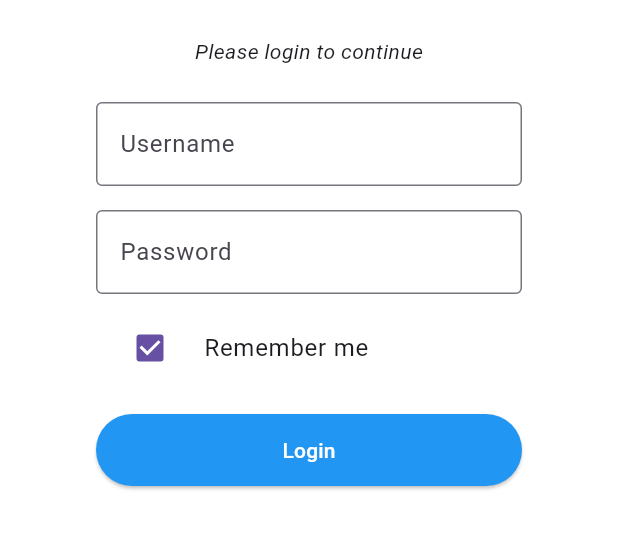
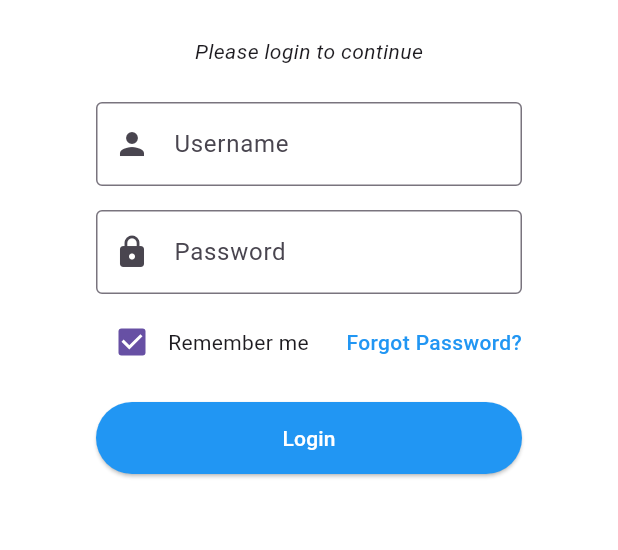
Before and after one commit to davidhepp/mobile-applications-portfolio, a Flutter app: the screen it shows after launch, on a phone screen of 412 x 824 dp, the part 408-958 px from its top. Run offline on Flutter 3.47's test engine with Material 3 defaults, Android fonts, the phone set to English and light mode, and no system bars.

Commit message:
Add forgot password link, username and password icons, and hint text

```diff
--- a/homework_1/lib/main.dart
+++ b/homework_1/lib/main.dart
@@ -41,24 +41,45 @@ class MainApp extends StatelessWidget {
                           const TextField(
                             decoration: InputDecoration(
                               labelText: 'Username',
+                              hintText: 'Enter Your Username',
+                              prefixIcon: Icon(Icons.person),
                               border: OutlineInputBorder(),
                             ),
                           ),
                           const SizedBox(height: 16),
                           const TextField(
+                            obscureText:  true,
                             decoration: InputDecoration(
                               labelText: 'Password',
+                              hintText: 'Enter Your Password',
+                              prefixIcon: Icon(Icons.lock),
                               border: OutlineInputBorder(),
                             ),
                           ),
                           const SizedBox(height: 8),
 
-                          CheckboxListTile(
-                            title: const Text('Remember me'),
-                            value: true,
-                            onChanged: (bool? value) {},
-                            controlAffinity: ListTileControlAffinity.leading,
+                          Row(children: [Checkbox
+                          (value: true,
+                          onChanged: (bool? value){},
                           ),
+                          const Text('Remember me'),
+                          const Spacer(),
+                          GestureDetector(
+                          onTap: () {
+                         debugPrint("Forgot Password clicked!");
+                          },
+                              child: const Text(
+                                'Forgot Password?',
+                               style: TextStyle(
+                                  color: Colors.blue,
+                               fontWeight: FontWeight.w500,
+        ),
+      ),
+    ),
+  ],
+),
+
+
 
                           const SizedBox(height: 16),
                           ElevatedButton(
```
Also changed, not shown: 1 other file.
